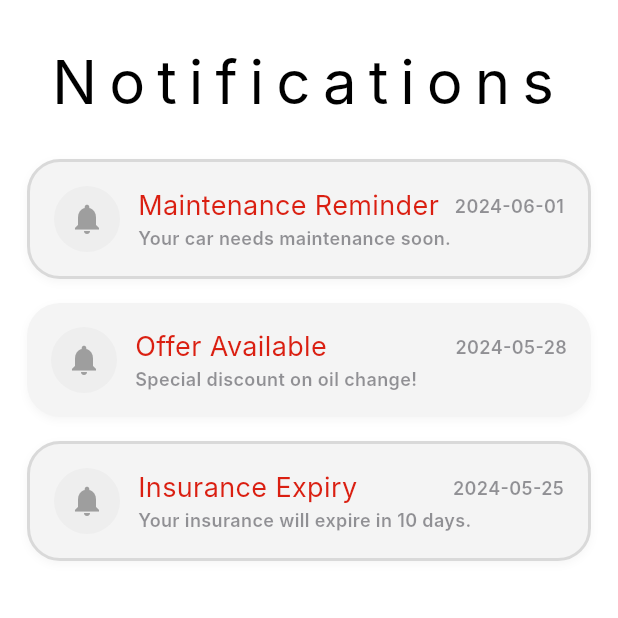
After one commit to MostafaM117/car_maintenance_app, a Flutter app: the NotificationsPage screen opened directly, on a phone screen of 412 x 824 dp, the top half of it. The commit adds this screen. Run offline on Flutter 3.47's test engine with Material 3 defaults, Android fonts, the phone set to English and light mode, and no system bars; our stand-ins replace awesome_dialog, card_swiper, cloud_firestore, dash_chat_2, firebase_auth, firebase_core and 19 more; accounts and stored records are empty; Roboto replaces fonts that are missing (Inter).

Commit message:
notifications Screen ui

```diff
--- a/lib/screens/user_screens/home_page.dart
+++ b/lib/screens/user_screens/home_page.dart
@@ -16,6 +16,8 @@ import '../formscreens/formscreen1.dart';
 import '../maintenanceDetails.dart';
 import '../../notifications/notification.dart';
 import 'package:flutter_slidable/flutter_slidable.dart';
+
+import 'notifications .dart';
 
 class HomePage extends StatefulWidget {
   const HomePage({super.key});
@@ -203,8 +205,14 @@ class _HomePageState extends State<HomePage> {
                   ? 'Welcome Back, ${username!.split(' ').first}'
                   : 'Welcome Back, User',
               svgAssetPath: 'assets/svg/notification.svg',
-              suptext:'Tap here and we’ll help you out!',
-              onTap: () {},
+              suptext: 'Tap here and we’ll help you out!',
+              onTap: () {
+                Navigator.push(
+                    context,
+                    MaterialPageRoute(
+                      builder: (context) => NotificationsPage(),
+                    ));
+              },
             ),
             SizedBox(height: 15),
 
--- /dev/null
+++ b/lib/screens/user_screens/notifications .dart
@@ -0,0 +1,164 @@
+import 'package:car_maintenance/widgets/custom_widgets.dart';
+import 'package:flutter/material.dart';
+
+import '../../constants/app_colors.dart';
+
+class NotificationModel {
+  final int id;
+  final String title;
+  final String body;
+  final String date;
+  bool isRead;
+
+  NotificationModel({
+    required this.id,
+    required this.title,
+    required this.body,
+    required this.date,
+    this.isRead = false,
+  });
+}
+
+class NotificationsPage extends StatefulWidget {
+  @override
+  State<NotificationsPage> createState() => _NotificationsPageState();
+}
+
+class _NotificationsPageState extends State<NotificationsPage> {
+  // بيانات ثابتة
+  List<NotificationModel> notifications = [
+    NotificationModel(
+      id: 1,
+      title: 'Maintenance Reminder',
+      body: 'Your car needs maintenance soon.',
+      date: '2024-06-01',
+      isRead: false,
+    ),
+    NotificationModel(
+      id: 2,
+      title: 'Offer Available',
+      body: 'Special discount on oil change!',
+      date: '2024-05-28',
+      isRead: true,
+    ),
+    NotificationModel(
+      id: 3,
+      title: 'Insurance Expiry',
+      body: 'Your insurance will expire in 10 days.',
+      date: '2024-05-25',
+      isRead: false,
+    ),
+  ];
+
+  void markAsRead(int index) {
+    setState(() {
+      notifications[index].isRead = true;
+    });
+  }
+
+  @override
+  Widget build(BuildContext context) {
+    return Scaffold(
+      backgroundColor: AppColors.background,
+      body: Stack(
+        children: [
+          SafeArea(
+            child: Padding(
+              padding:
+                  const EdgeInsets.symmetric(horizontal: 10.0, vertical: 10),
+              child: Column(
+                children: [
+                  SizedBox(height: 20),
+                  Text(
+                    'Notifications',
+                    textAlign: TextAlign.center,
+                    style: TextStyle(
+                      color: Colors.black,
+                      fontSize: 40,
+                      fontFamily: 'Inter',
+                      height: 0,
+                      letterSpacing: 8,
+                    ),
+                  ),
+                  SizedBox(height: 20),
+
+                  // Stream builder to display all user cars
+                  Expanded(
+                    child: ListView.builder(
+                      itemCount: notifications.length,
+                      itemBuilder: (context, index) {
+                        final notification = notifications[index];
+                        return GestureDetector(
+                          onTap: () => markAsRead(index),
+                          child: Container(
+                            margin: EdgeInsets.symmetric(
+                                vertical: 8, horizontal: 8),
+                            padding: EdgeInsets.all(16),
+                            decoration: BoxDecoration(
+                              color: AppColors.secondaryText,
+                              border: notification.isRead
+                                  ? null
+                                  : Border.all(
+                                      color: AppColors.borderSide, width: 2),
+                              borderRadius: BorderRadius.circular(22),
+                              boxShadow: [
+                                BoxShadow(
+                                  color: Colors.grey.withOpacity(0.1),
+                                  blurRadius: 4,
+                                  offset: Offset(0, 2),
+                                ),
+                              ],
+                            ),
+                            child: Row(
+                              children: [
+                                // هيبقي هنا لوجو الابلكيشن لما حبيبه تعمله
+                                CircleAvatar(
+                                  backgroundColor: Colors.grey[200],
+                                  radius: 22,
+                                  child: Icon(Icons.notifications,
+                                      color: Colors.grey),
+                                ),
+                                SizedBox(width: 12),
+                                Expanded(
+                                  child: Column(
+                                    crossAxisAlignment:
+                                        CrossAxisAlignment.start,
+                                    children: [
+                                      Row(
+                                        mainAxisAlignment: MainAxisAlignment.spaceBetween,
+                                        children: [
+                                          Text(
+                                            notification.title,
+                                            style: textStyleWhite.copyWith(
+                                                color: AppColors.buttonColor),
+                                          ),
+                                          SizedBox(width: 8),
+                                          Text(
+                                            notification.date,
+                                            style: textStyleGray,
+                                          ),
+                                        ],
+                                      ),
+                                      Text(
+                                        notification.body,
+                                        style: textStyleGray,
+                                      ),
+                                    ],
+                                  ),
+                                ),
+                              ],
+                            ),
+                          ),
+                        );
+                      },
+                    ),
+                  ),
+                ],
+              ),
+            ),
+          ),
+        ],
+      ),
+    );
+  }
+}
--- a/lib/widgets/mileage_display.dart
+++ b/lib/widgets/mileage_display.dart
@@ -13,12 +13,12 @@ class MileageDisplay extends StatefulWidget {
   final Function(int)? onMileageUpdated;
 
   const MileageDisplay({
-    Key? key,
+    super.key,
     required this.carId,
     required this.currentMileage,
     required this.avgKmPerMonth,
     this.onMileageUpdated,
-  }) : super(key: key);
+  });
 
   static void showMileageEditDialog(
     BuildContext context,
@@ -38,7 +38,7 @@ class MileageDisplay extends StatefulWidget {
       dismissOnBackKeyPress: true,
       keyboardAware: true,
       body: Padding(
-        padding: const EdgeInsets.all(10.0),
+        padding: const EdgeInsets.all(16.0),
         child: Column(
           mainAxisSize: MainAxisSize.min,
           children: [
@@ -63,18 +63,7 @@ class MileageDisplay extends StatefulWidget {
               ),
             ),
             SizedBox(height: 16),
-            // TextField(
-            //   controller: editController,
-            //   keyboardType: TextInputType.number,
-            //   decoration: InputDecoration(
-            //     labelText: 'Mileage',
-            //     suffixText: 'km',
-            //     border: OutlineInputBorder(
-            //       borderRadius: BorderRadius.circular(10),
-            //     ),
-            //   ),
-            //   autofocus: true,
-            // ),
+
             buildTextField(
               label: 'Current car mileage (Approx.)',
               controller: editController,
@@ -90,12 +79,7 @@ class MileageDisplay extends StatefulWidget {
             Column(
               mainAxisAlignment: MainAxisAlignment.end,
               children: [
-                // TextButton(
-                //   onPressed: () {
-                //     Navigator.of(context).pop();
-                //   },
-                //   child: Text('Cancel'),
-                // ),
+
                 ElevatedButton(
                   style: ElevatedButton.styleFrom(
                     backgroundColor: Colors.transparent,
@@ -174,44 +158,6 @@ class MileageDisplay extends StatefulWidget {
                     ),
                   ),
                 ),
-                // SizedBox(width: 12),
-                // ElevatedButton(
-                //   style: ElevatedButton.styleFrom(
-                //     backgroundColor: Colors.red,
-                //     foregroundColor: Colors.white,
-                //   ),
-                //   onPressed: () async {
-                //     try {
-                //       final newMileage = int.parse(editController.text);
-
-                //       await FirebaseFirestore.instance
-                //           .collection('cars')
-                //           .doc(carId)
-                //           .update({
-                //         'mileage': newMileage,
-                //         'lastUpdated': FieldValue.serverTimestamp(),
-                //       });
-
-                //       onMileageUpdated?.call(newMileage);
-
-                //       ScaffoldMessenger.of(context).showSnackBar(
-                //         SnackBar(
-                //           content: Text(
-                //               'Mileage updated successfully to $newMileage km'),
-                //         ),
-                //       );
-
-                //       Navigator.of(context).pop();
-                //     } catch (e) {
-                //       ScaffoldMessenger.of(context).showSnackBar(
-                //         SnackBar(
-                //           content: Text('Failed to update mileage: $e'),
-                //         ),
-                //       );
-                //     }
-                //   },
-                //   child: Text('Save'),
-                // ),
               ],
             ),
           ],
```
